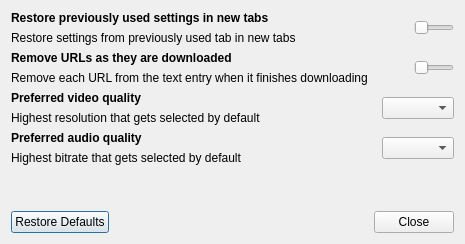
The window that src/designer/preferences_dialog.ui (markop404/media-downloader) describes before a commit, drawn with Qt 5.
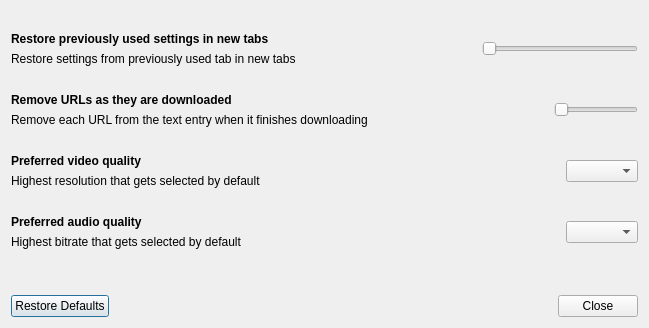
The same window after the commit. Custom widgets are drawn as their Qt base class.

Patch:
```diff
--- a/src/designer/preferences_dialog.ui
+++ b/src/designer/preferences_dialog.ui
@@ -12,12 +12,12 @@
       <enum>Qt::Orientation::Vertical</enum>
      </property>
      <property name="sizeType">
-      <enum>QSizePolicy::Policy::Expanding</enum>
+      <enum>QSizePolicy::Policy::MinimumExpanding</enum>
      </property>
      <property name="sizeHint" stdset="0">
       <size>
        <width>0</width>
-       <height>0</height>
+       <height>21</height>
       </size>
      </property>
     </spacer>
@@ -69,9 +69,12 @@
        <property name="orientation">
         <enum>Qt::Orientation::Horizontal</enum>
        </property>
+       <property name="sizeType">
+        <enum>QSizePolicy::Policy::MinimumExpanding</enum>
+       </property>
        <property name="sizeHint" stdset="0">
         <size>
-         <width>40</width>
+         <width>180</width>
          <height>20</height>
         </size>
        </property>
@@ -79,12 +82,6 @@
      </item>
      <item>
       <widget class="Toggle" name="horizontalSlider">
-       <property name="maximumSize">
-        <size>
-         <width>40</width>
-         <height>16777215</height>
-        </size>
-       </property>
        <property name="focusPolicy">
         <enum>Qt::FocusPolicy::NoFocus</enum>
        </property>
@@ -107,12 +104,12 @@
       <enum>Qt::Orientation::Vertical</enum>
      </property>
      <property name="sizeType">
-      <enum>QSizePolicy::Policy::Expanding</enum>
+      <enum>QSizePolicy::Policy::MinimumExpanding</enum>
      </property>
      <property name="sizeHint" stdset="0">
       <size>
        <width>0</width>
-       <height>0</height>
+       <height>21</height>
       </size>
      </property>
     </spacer>
@@ -164,9 +161,12 @@
        <property name="orientation">
         <enum>Qt::Orientation::Horizontal</enum>
        </property>
+       <property name="sizeType">
+        <enum>QSizePolicy::Policy::MinimumExpanding</enum>
+       </property>
        <property name="sizeHint" stdset="0">
         <size>
-         <width>40</width>
+         <width>180</width>
          <height>20</height>
         </size>
        </property>
@@ -174,12 +174,6 @@
      </item>
      <item>
       <widget class="Toggle" name="horizontalSlider2">
-       <property name="maximumSize">
-        <size>
-         <width>40</width>
-         <height>16777215</height>
-        </size>
-       </property>
        <property name="focusPolicy">
         <enum>Qt::FocusPolicy::NoFocus</enum>
        </property>
@@ -202,12 +196,12 @@
       <enum>Qt::Orientation::Vertical</enum>
      </property>
      <property name="sizeType">
-      <enum>QSizePolicy::Policy::Expanding</enum>
+      <enum>QSizePolicy::Policy::MinimumExpanding</enum>
      </property>
      <property name="sizeHint" stdset="0">
       <size>
        <width>0</width>
-       <height>0</height>
+       <height>21</height>
       </size>
      </property>
     </spacer>
@@ -259,9 +253,12 @@
        <property name="orientation">
         <enum>Qt::Orientation::Horizontal</enum>
        </property>
+       <property name="sizeType">
+        <enum>QSizePolicy::Policy::MinimumExpanding</enum>
+       </property>
        <property name="sizeHint" stdset="0">
         <size>
-         <width>40</width>
+         <width>180</width>
          <height>20</height>
         </size>
        </property>
@@ -282,12 +279,12 @@
       <enum>Qt::Orientation::Vertical</enum>
      </property>
      <property name="sizeType">
-      <enum>QSizePolicy::Policy::Expanding</enum>
+      <enum>QSizePolicy::Policy::MinimumExpanding</enum>
      </property>
      <property name="sizeHint" stdset="0">
       <size>
        <width>0</width>
-       <height>0</height>
+       <height>21</height>
       </size>
      </property>
     </spacer>
@@ -339,9 +336,12 @@
        <property name="orientation">
         <enum>Qt::Orientation::Horizontal</enum>
        </property>
+       <property name="sizeType">
+        <enum>QSizePolicy::Policy::MinimumExpanding</enum>
+       </property>
        <property name="sizeHint" stdset="0">
         <size>
-         <width>40</width>
+         <width>180</width>
          <height>20</height>
         </size>
        </property>
```
